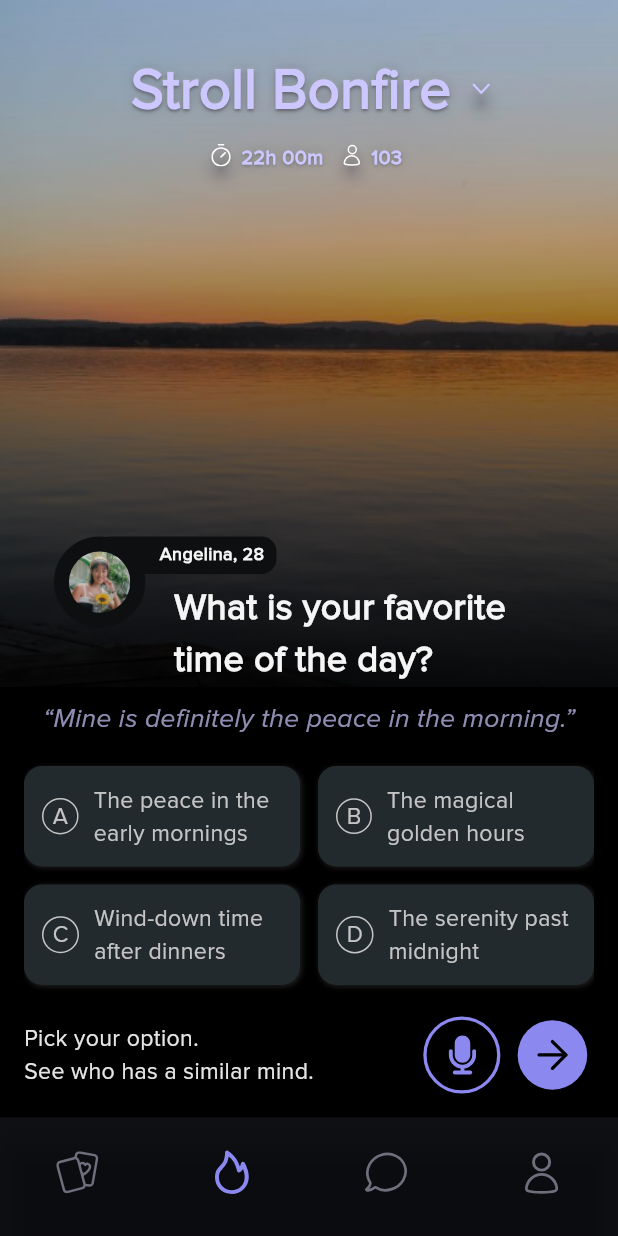
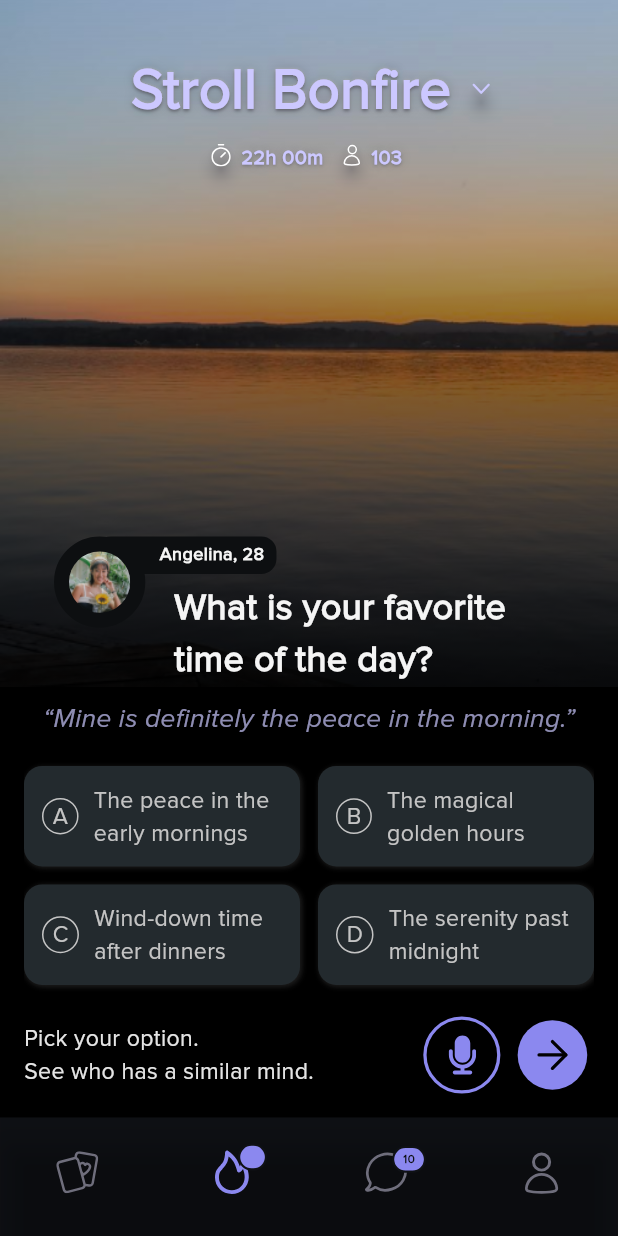
Before and after one commit to PrathamBhavsar/stroll_demo, a Flutter app: the screen it shows after launch, on a phone screen of 412 x 824 dp. Run offline on Flutter 3.47's test engine with Material 3 defaults, Android fonts, the phone set to English and light mode, and no system bars; our stand-ins replace flutter_screenutil, flutter_svg.

Commit message:
added notification badges

```diff
--- a/lib/constants/app_texts.dart
+++ b/lib/constants/app_texts.dart
@@ -13,13 +13,21 @@ class AppTexts {
     fontWeight: FontWeight.w700,
     fontSize: 34.sp,
     color: AppColors.textHeaderPurple,
-      shadows: AppColors.titleTextShadows);
+    shadows: AppColors.titleTextShadows,
+  );
+
+  static TextStyle badgeText = TextStyle(
+    fontWeight: FontWeight.w700,
+    color: AppColors.primaryColor,
+    fontSize: 7.sp,
+  );
 
   static TextStyle subHeadline = TextStyle(
     fontWeight: FontWeight.w600,
     fontSize: 12.sp,
     color: AppColors.textHeaderPurple,
-      shadows: AppColors.titleTextShadows);
+    shadows: AppColors.titleTextShadows,
+  );
 
   static TextStyle titleTextStyle = TextStyle(
     fontWeight: FontWeight.w700,
--- a/lib/views/home/home_screen.dart
+++ b/lib/views/home/home_screen.dart
@@ -3,6 +3,7 @@ import 'package:flutter_svg/flutter_svg.dart';
 import 'package:provider/provider.dart';
 import 'package:stroll_demo/constants/app_colors.dart';
 import 'package:stroll_demo/constants/app_spaces.dart';
+import 'package:stroll_demo/constants/app_texts.dart';
 import 'package:stroll_demo/views/home/pages/bonfire_page.dart';
 import 'package:stroll_demo/views/home/pages/chats_page.dart';
 import 'package:stroll_demo/views/home/pages/matches/matches_page.dart';
@@ -137,15 +138,54 @@ class HomeScreen extends StatelessWidget {
     ];
 
     return List.generate(4, (index) {
+      String? badgeLabel;
+      if (index == 1) {
+        badgeLabel = '  ';
+      } else if (index == 2) {
+        badgeLabel = '10';
+      }
+
+      Widget iconWidget = SvgPicture.asset(
+        fit: BoxFit.fill,
+        iconPaths[index],
+        color: homeProvider.currentIndex == index
+            ? AppColors.secondaryColor
+            : AppColors.accentColor,
+      );
+
+      if (index == 1 || index == 2) {
+        iconWidget = Stack(
+          clipBehavior: Clip.none,
+          children: [
+            iconWidget,
+            if (badgeLabel != null)
+              Positioned(
+                right: -12,
+                top: -4,
+                child: Container(
+                  padding:
+                      const EdgeInsets.symmetric(horizontal: 6, vertical: 2),
+                  decoration: BoxDecoration(
+                    color: AppColors.secondaryColor,
+                    borderRadius: BorderRadius.circular(12),
+                    border: Border.all(
+                      color: AppColors.primaryColor,
+                      width: 1.4,
+                    ),
+                  ),
+                  child: Text(
+                    badgeLabel,
+                    style: AppTexts.badgeText,
+                  ),
+                ),
+              ),
+          ],
+        );
+      }
+
       return BottomNavigationBarItem(
-        icon: SvgPicture.asset(
-          fit: BoxFit.fill,
-          iconPaths[index],
-          color: homeProvider.currentIndex == index
-              ? AppColors.secondaryColor
-              : AppColors.accentColor,
-        ),
-        label: _getLabelForIndex(index),
+        icon: iconWidget,
+        label: index == 2 ? _getLabelForIndex(index) : '',
       );
     });
   }
```
Lines whose indentation alone changed are shown as unchanged.
